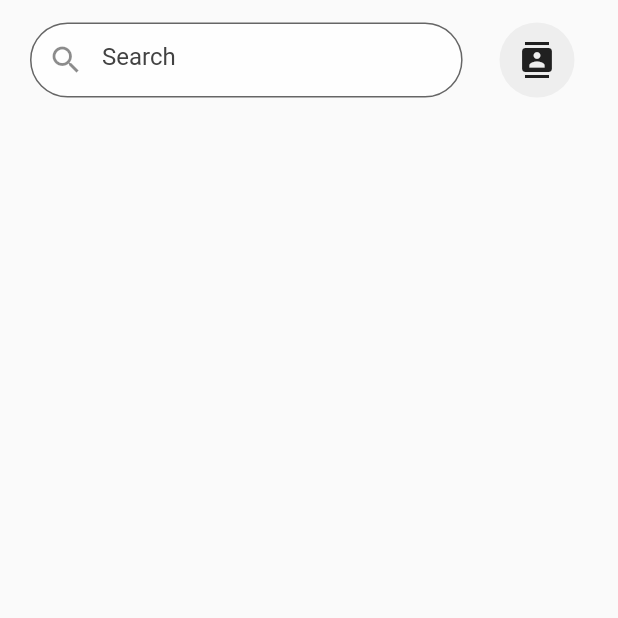
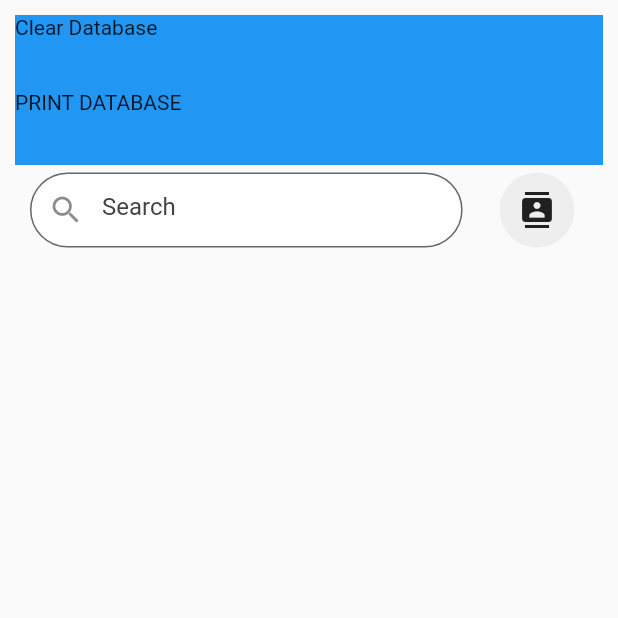
Before and after one commit to tarush-r/End-To-End-Ecrypted-Chat-App, a Flutter app: the ChatsListScreen screen opened by its route, on a phone screen of 412 x 824 dp, the top half of it. Run offline on Flutter 3.47's test engine with Material 2 defaults, Android fonts, the phone set to English and light mode, and no system bars; our stand-ins replace contacts_service, firebase_core, firebase_storage, image_picker, mobx, permission_handler and 3 more; missing offline and left inert: asn1lib, emoji_picker, encrypt, flutter_socket_io, pointycastle, rsa_encrypt; accounts and stored records are empty; generated files the repository leaves out were written again; statements that could not run were skipped.

Commit message:
risky point

```diff
--- a/chatapp_client/lib/screens/chatslist_screen.dart
+++ b/chatapp_client/lib/screens/chatslist_screen.dart
@@ -1,4 +1,5 @@
 import 'package:chatapp_client/api/chat_api.dart';
+import 'package:chatapp_client/helpers/database_helper.dart';
 import 'package:chatapp_client/models/chat_contact_model.dart';
 import 'package:chatapp_client/models/chat_model.dart';
 import 'package:chatapp_client/providers/chats_provider.dart';
@@ -34,6 +35,7 @@ class _ChatsListScreenState extends State<ChatsListScreen> {
   // final List<Widget> selectedScreen = []
   String token;
   bool _isInit = true;
+  var databaseHelper;
 
   _getChats() async {
     Future.delayed(Duration.zero)
@@ -118,6 +120,7 @@ class _ChatsListScreenState extends State<ChatsListScreen> {
   @override
   void initState() {
     ContextUtil.buildContext.add(null);
+    databaseHelper = DatabaseHelper();
     super.initState();
   }
 
@@ -388,6 +391,32 @@ class _ChatsListScreenState extends State<ChatsListScreen> {
             width: MediaQuery.of(context).size.width,
             child: Column(
               children: [
+                GestureDetector(
+                  onTap: () {
+                    print("DaTABASE CLEARED");
+                    databaseHelper.dropTable();
+                    // DatabaseHelper.instance.dropTable();
+                  },
+                  child: Container(
+                    color: Colors.blue,
+                    width: 500,
+                    height: 50,
+                    child: Text("Clear Database"),
+                  ),
+                ),
+                GestureDetector(
+                  onTap: () {
+                    print("PRINTING DATABASE");
+                    databaseHelper.getValues();
+                    // DatabaseHelper.instance.dropTable();
+                  },
+                  child: Container(
+                    color: Colors.blue,
+                    width: 500,
+                    height: 50,
+                    child: Text("PRINT DATABASE"),
+                  ),
+                ),
                 _topBar(),
                 GestureDetector(
                   onTap: () {
```
Also changed, not shown: chatapp_client/lib/helpers/database_helper.dart (+118 -29 lines), chatapp_client/lib/providers/chats_provider.dart (+34 -1 lines).
